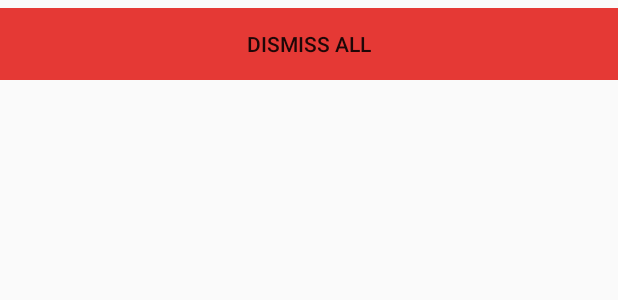
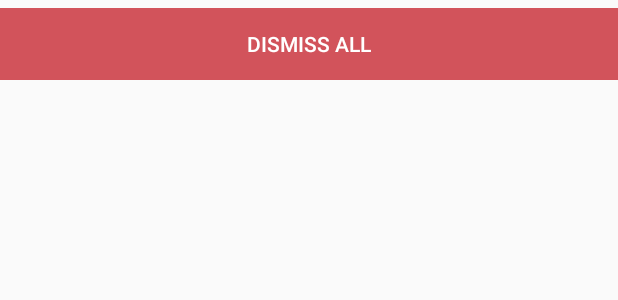
Before and after one commit to ferjuarezlp/SimpleRedditClient, an Android app: the layout reddit_list_footer.xml on its own in the app's theme, with its tools: preview values and no code run, on a phone screen of 412 x 824 dp. Shown: the top 300 px of the screen. Run offline under Robolectric (Android 15) with nearby library versions, the phone set to English and light mode, and no system bars.

Commit message:
Removed warnings

```diff
--- a/app/src/main/java/com/ferjuarez/simpleredditclient/models/RedditImage.java
+++ b/app/src/main/java/com/ferjuarez/simpleredditclient/models/RedditImage.java
@@ -16,11 +16,7 @@ public class RedditImage implements Parcelable {
     @SerializedName("id")
     private String id;
 
-    public RedditImage() {
-        // Empty constructor for gson
-    }
-
-    protected RedditImage(Parcel in) {
+    private RedditImage(Parcel in) {
         id = in.readString();
     }
 
--- a/app/src/main/java/com/ferjuarez/simpleredditclient/models/RedditPost.java
+++ b/app/src/main/java/com/ferjuarez/simpleredditclient/models/RedditPost.java
@@ -43,7 +43,7 @@ public class RedditPost implements Parcelable {
         // Empty constructor for gson
     }
 
-    protected RedditPost(Parcel in) {
+    private RedditPost(Parcel in) {
         author = in.readString();
         title = in.readString();
         created = in.readLong();
--- a/app/src/main/java/com/ferjuarez/simpleredditclient/models/RedditPreview.java
+++ b/app/src/main/java/com/ferjuarez/simpleredditclient/models/RedditPreview.java
@@ -17,11 +17,7 @@ public class RedditPreview implements Parcelable{
     @SerializedName("images")
     private List<RedditImage> images;
 
-    public RedditPreview() {
-        // Empty constructor for gson
-    }
-
-    protected RedditPreview(Parcel in) {
+    private RedditPreview(Parcel in) {
         enabled = in.readByte() != 0;
         images = in.createTypedArrayList(RedditImage.CREATOR);
     }
--- a/app/src/main/java/com/ferjuarez/simpleredditclient/ui/adapters/SimpleItemTouchHelperCallback.java
+++ b/app/src/main/java/com/ferjuarez/simpleredditclient/ui/adapters/SimpleItemTouchHelperCallback.java
@@ -41,11 +41,7 @@ public class SimpleItemTouchHelperCallback extends ItemTouchHelper.Callback {
 
     @Override
     public boolean onMove(RecyclerView recyclerView, RecyclerView.ViewHolder source, RecyclerView.ViewHolder target) {
-        if (source.getItemViewType() != target.getItemViewType()) {
-            return false;
-        }
-
-        return true;
+        return source.getItemViewType() == target.getItemViewType();
     }
 
     @Override
--- a/app/src/main/java/com/ferjuarez/simpleredditclient/ui/base/BaseCompatActivity.java
+++ b/app/src/main/java/com/ferjuarez/simpleredditclient/ui/base/BaseCompatActivity.java
@@ -22,7 +22,6 @@ public abstract class BaseCompatActivity extends AppCompatActivity {
                 getSupportActionBar().setTitle(title);
                 getSupportActionBar().setDisplayHomeAsUpEnabled(true);
             }
-
         }
     }
 
--- a/app/src/main/java/com/ferjuarez/simpleredditclient/ui/redditFeed/MainActivity.java
+++ b/app/src/main/java/com/ferjuarez/simpleredditclient/ui/redditFeed/MainActivity.java
@@ -33,7 +33,6 @@ public class MainActivity extends BaseCompatActivity implements RedditFeedContra
 
     private RedditFeedPresenter mRedditFeedPresenter;
     private LinearLayoutManager mLayoutManager;
-    private ItemTouchHelper itemTouchHelper;
 
     private boolean isLastPage = false;
     private String mNextPage;
@@ -65,7 +64,7 @@ public class MainActivity extends BaseCompatActivity implements RedditFeedContra
         state.putBoolean(IS_LOADING_KEY, isLoading);
         state.putBoolean(IS_LAST_PAGE_KEY, isLastPage);
         if(mRecyclerView.getAdapter() != null)
-            state.putParcelableArrayList(ITEMS_KEY, new ArrayList<RedditElement>(((RedditPostAdapter)mRecyclerView.getAdapter()).getItems()));
+            state.putParcelableArrayList(ITEMS_KEY, new ArrayList<>(((RedditPostAdapter) mRecyclerView.getAdapter()).getItems()));
     }
 
     protected void onRestoreInstanceState(Bundle state) {
@@ -203,7 +202,7 @@ public class MainActivity extends BaseCompatActivity implements RedditFeedContra
         });
         mRecyclerView.setAdapter(adapter);
         ItemTouchHelper.Callback callback = new SimpleItemTouchHelperCallback(adapter);
-        itemTouchHelper = new ItemTouchHelper(callback);
+        ItemTouchHelper itemTouchHelper = new ItemTouchHelper(callback);
         itemTouchHelper.attachToRecyclerView(mRecyclerView);
     }
 
--- a/app/src/main/res/drawable/ic_refresh.xml
+++ b/app/src/main/res/drawable/ic_refresh.xml
@@ -4,6 +4,6 @@
         android:viewportWidth="24.0"
         android:viewportHeight="24.0">
     <path
-        android:fillColor="@color/colorDismiss"
+        android:fillColor="@color/colorAccent"
         android:pathData="M17.65,6.35C16.2,4.9 14.21,4 12,4c-4.42,0 -7.99,3.58 -7.99,8s3.57,8 7.99,8c3.73,0 6.84,-2.55 7.73,-6h-2.08c-0.82,2.33 -3.04,4 -5.65,4 -3.31,0 -6,-2.69 -6,-6s2.69,-6 6,-6c1.66,0 3.14,0.69 4.22,1.78L13,11h7V4l-2.35,2.35z"/>
 </vector>
--- a/app/src/main/res/layout/reddit_list_footer.xml
+++ b/app/src/main/res/layout/reddit_list_footer.xml
@@ -6,10 +6,11 @@
 
     <Button
         android:id="@+id/buttonFooter"
-        android:layout_width="wrap_content"
+        android:layout_width="0dp"
         android:layout_height="wrap_content"
         android:layout_weight="1"
-        android:background="@color/colorDismiss"
+        android:background="@color/colorAccent"
+        android:textColor="@android:color/white"
         android:text="@string/dismiss_all" />
 
 </LinearLayout>
--- a/app/src/main/res/values/colors.xml
+++ b/app/src/main/res/values/colors.xml
@@ -1,13 +1,12 @@
 <?xml version="1.0" encoding="utf-8"?>
 <resources>
-    <color name="colorPrimary">#2196F3</color>
-    <color name="colorPrimaryDark">#1976D2</color>
+    <color name="colorPrimary">#6a82a1</color>
+    <color name="colorPrimaryDark">#6a798b</color>
     <color name="colorPrimaryLight">#BBDEFB</color>
-    <color name="colorAccent">#03A9F4</color>
+    <color name="colorAccent">#d2535b</color>
     <color name="colorPrimaryText">#212121</color>
     <color name="colorSecondaryText">#757575</color>
     <color name="icons">#FFFFFF</color>
     <color name="divider">#BDBDBD</color>
-    <color name="colorDismiss">#e53935</color>
     <color name="colorAccentTransparent">#55FF4081</color>
 </resources>
```
Also changed, not shown: app/src/main/java/com/ferjuarez/simpleredditclient/networking/RetrofitManager.java (+1 -6 lines), app/src/main/java/com/ferjuarez/simpleredditclient/ui/adapters/RedditPostAdapter.java (+8 -13 lines), app/src/main/java/com/ferjuarez/simpleredditclient/ui/redditFeed/RedditFeedPresenter.java (+3 -7 lines), app/src/main/res/layout-land/reddit_post_item.xml (+14 -8 lines), app/src/main/res/layout/reddit_post_item.xml (+11 -5 lines).
